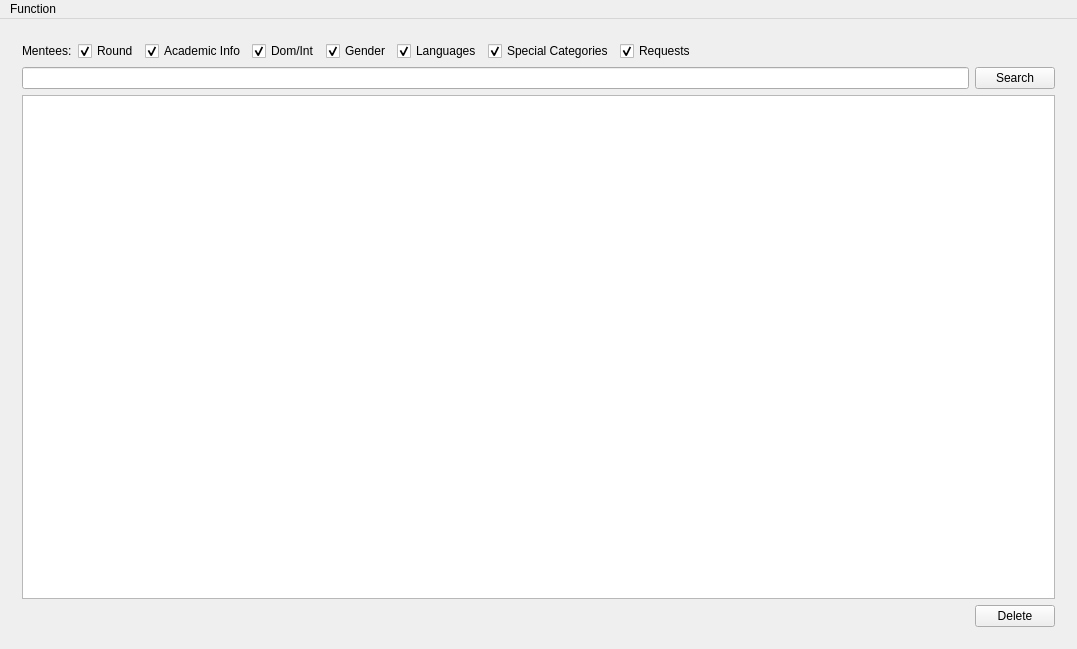
shuanglengyunji/Menters-and-Mentees-Matching-Program, file Menters-and-Mentees-Matching-Program/mainwindow.ui: the form before one commit.
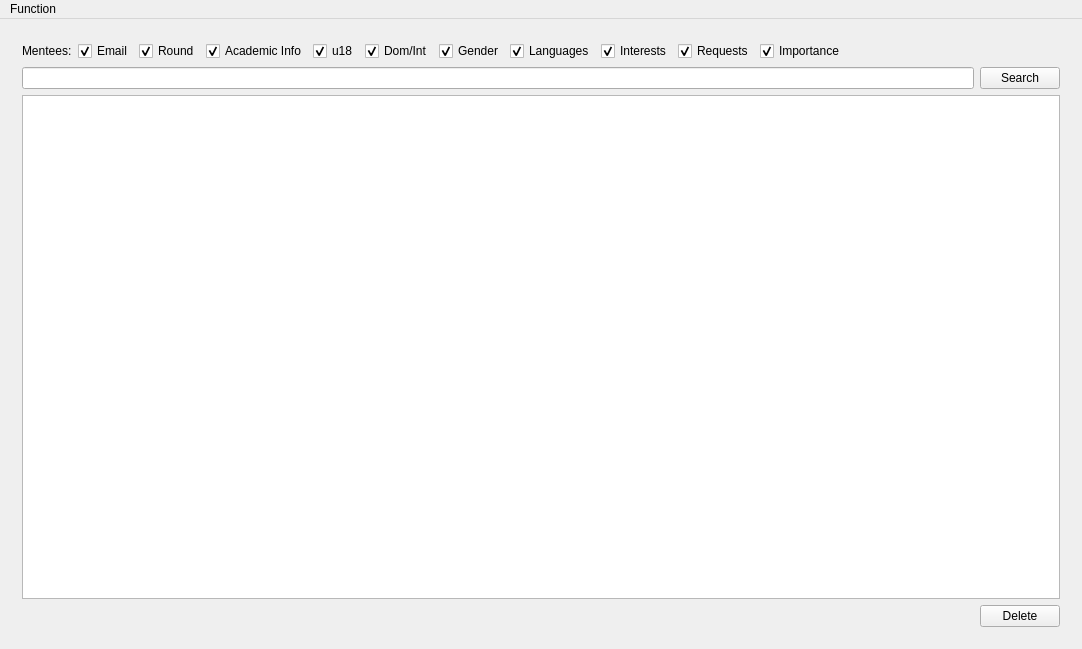
The form after the commit. The open tabs and pages were chosen to show the change. Icons and pictures are not drawn.

What changed in the file:
```diff
--- a/Menters-and-Mentees-Matching-Program/mainwindow.ui
+++ b/Menters-and-Mentees-Matching-Program/mainwindow.ui
@@ -6,7 +6,7 @@
    <rect>
     <x>0</x>
     <y>0</y>
-    <width>1077</width>
+    <width>1082</width>
     <height>649</height>
    </rect>
   </property>
@@ -418,6 +418,16 @@
               </property>
              </widget>
             </item>
+            <item>
+             <widget class="QCheckBox" name="checkBox_mentees_email">
+              <property name="text">
+               <string>Email</string>
+              </property>
+              <property name="checked">
+               <bool>true</bool>
+              </property>
+             </widget>
+            </item>
             <item>
              <widget class="QCheckBox" name="checkBox_mentees_round">
               <property name="text">
@@ -438,6 +448,16 @@
               </property>
              </widget>
             </item>
+            <item>
+             <widget class="QCheckBox" name="checkBox_mentees_u18">
+              <property name="text">
+               <string>u18</string>
+              </property>
+              <property name="checked">
+               <bool>true</bool>
+              </property>
+             </widget>
+            </item>
             <item>
              <widget class="QCheckBox" name="checkBox_mentees_type">
               <property name="text">
@@ -471,7 +491,7 @@
             <item>
              <widget class="QCheckBox" name="checkBox_mentees_special_categories">
               <property name="text">
-               <string>Special Categories</string>
+               <string>Interests</string>
               </property>
               <property name="checked">
                <bool>true</bool>
@@ -488,6 +508,16 @@
               </property>
              </widget>
             </item>
+            <item>
+             <widget class="QCheckBox" name="checkBox_mentess_importance">
+              <property name="text">
+               <string>Importance</string>
+              </property>
+              <property name="checked">
+               <bool>true</bool>
+              </property>
+             </widget>
+            </item>
             <item>
              <spacer name="horizontalSpacer_mentees_2">
               <property name="orientation">
@@ -1569,7 +1599,7 @@
     <rect>
      <x>0</x>
      <y>0</y>
-     <width>1077</width>
+     <width>1082</width>
      <height>26</height>
     </rect>
    </property>
```
Left out of the diff: 89 changed lines with no effect on the pictures.
